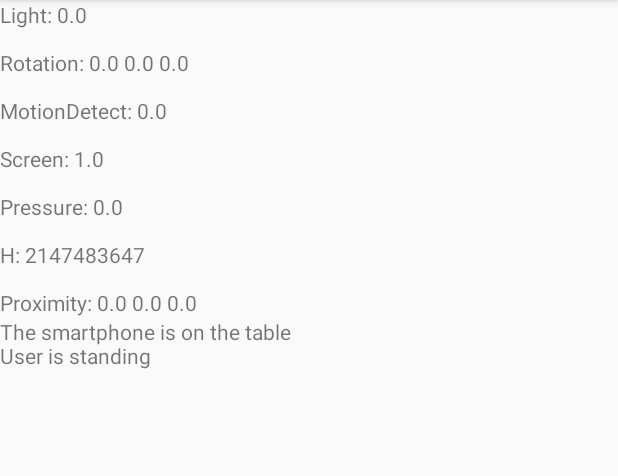
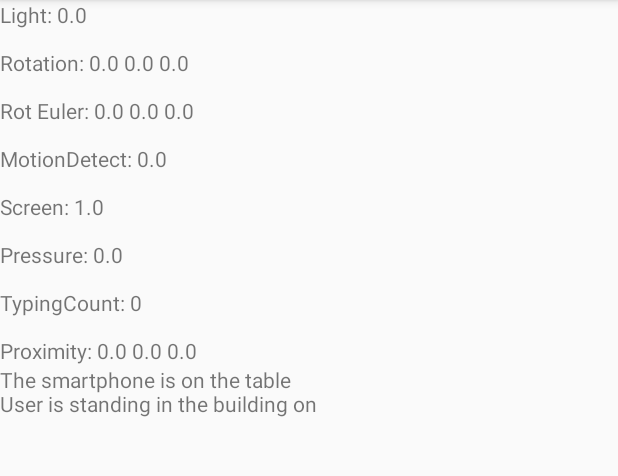
Before and after one commit to dev0x13/sensor-analysis, an Android app: the screen it shows after launch (MainActivity), on a phone screen of 412 x 824 dp, the part 84-560 px from its top. Run offline under Robolectric (Android 15) with nearby library versions, the light colour scheme and no system bars.

Commit message:
Improved typing analysis, added sitting and talking detection

```diff
--- a/app/src/main/java/com/example/mister_programmister/sensorinformator/Analysis.java
+++ b/app/src/main/java/com/example/mister_programmister/sensorinformator/Analysis.java
@@ -9,11 +9,12 @@ public class Analysis {
     }
 
     private enum UserState {
-        stand, walk, sleep
+        stand, walk, sleep, sit
     }
 
-    private boolean chatting;
+    private boolean typing;
     private boolean onStreet;
+    private boolean speaking;
     private int floor;
 
     private StringBuilder sb = new StringBuilder();
@@ -29,18 +30,26 @@ public class Analysis {
     private final float posE = 0.03f;
     private final float lightE = 3f;
 
+    private final float speakTangLimts[] ={1.2f, 1.75f};
+    private final float speakKrenLimts[] ={0.2f, 1.0f};
+
+    public float eulerAngels[];
+
     public final String sLight = "light";
     public final String sRot = "Rotation";
     public final String sDisplay = "Display";
     public final String sSteps = "StepCounter";
     public final String sPressure = "Pressure";
-    public final String sAccel = "Accelerometr";
+    public final String sLinAccel = "linear Accelerometr";
+    public final String sProxim = "Proximity";
+    public final String sMagnit = "Magnetic Field";
 
     private Position currPos = Position.inHand;
     private UserState currState = UserState.stand;
 
     private float accelTrack[];
-    public final float accelTrackCoeffs[] = {1.f, 0.35f, 0.15f};
+    private final float accelTrackCoeffs[] = {1.f, 0.35f, 0.15f};
+    public int typingCount = 0;
     /**
      *
      * @param period - time interval in milliseconds at which data is received
@@ -49,9 +58,19 @@ public class Analysis {
         this.period = period;
         timeStep = (float) period  / 1000.f;
         accelTrack = new float[3];
+        eulerAngels = new float[3];
+        typing = false;
     }
 
     private void updateInfo(Map<String, float[]> data){
+
+        float q[] = new float[4];
+        for(int i = 0; i < 3; i++) {
+            q[i+1] = data.get(sRot)[i];
+        }
+        q[0] = data.get(sRot)[3];
+        quatToEuler(q);
+
         if(Math.pow(Math.pow(data.get(sRot)[0],2) + Math.pow(data.get(sRot)[1],2),0.5) < posE) {
             currPos = Position.onTable;
             startSleepIter = iterations;
@@ -73,8 +92,12 @@ public class Analysis {
             startWalkIter = iterations;
         }
         else {
-            if ((iterations - startWalkIter) * timeStep > 3.5f)
-                currState = UserState.stand;
+            if ((iterations - startWalkIter) * timeStep > 3.5f) {
+                if(eulerAngels[0] > 0.165)
+                    currState = UserState.stand;
+                else
+                    currState = UserState.sit;
+            }
 
             if ((iterations - startSleepIter) * timeStep > 3600.f) { // 3 hours
                 currState = UserState.sleep;
@@ -82,17 +105,39 @@ public class Analysis {
         }
 
 
-        accelTrack[(int)(iterations % 3)] = (float)Math.sqrt(data.get(sAccel)[1] * data.get(sAccel)[1] +
-                data.get(sAccel)[2] * data.get(sAccel)[2]);
+        accelTrack[(int)(iterations % 3)] =
+                (float)Math.sqrt(data.get(sLinAccel)[1] * data.get(sLinAccel)[1] +
+                            data.get(sLinAccel)[2] * data.get(sLinAccel)[2] +
+                            data.get(sLinAccel)[0] * data.get(sLinAccel)[0]);
+
         float accelZAver = (accelTrackCoeffs[0] * accelTrack[(int)(iterations % 3)] +
                             accelTrackCoeffs[1] * accelTrack[(int)((iterations - 1) % 3)] +
                             accelTrackCoeffs[1] *accelTrack[(int)((iterations - 2) % 3)]) /
                 (accelTrackCoeffs[0] +  accelTrackCoeffs[1] +  accelTrackCoeffs[2]);
 
-        chatting = false;
-        if (accelZAver < 0.3f && accelZAver > 0.063f && data.get(sAccel)[0] < 1.f
-                && data.get(sAccel)[1] < 0.7f && data.get(sAccel)[2] < 0.6f)
-            chatting = true;
+
+        if (accelZAver < 1.4f && accelZAver > 0.45f)
+        {
+            if(typingCount < 10)
+            typingCount += 3;
+        }
+        else
+        {
+            if(typingCount > 0 )
+                typingCount -= 2;
+        }
+
+        if(typingCount >= 6 && !typing)
+        {
+            typingCount++;
+            typing = true;
+        }
+
+        if(typingCount < 4 || data.get(sDisplay)[0] == 0.f)
+            typing = false;
+
+
+
 
         if(data.get(sDisplay)[0] == 0.1f)
             startSleepIter  = iterations;
@@ -100,9 +145,16 @@ public class Analysis {
         if(data.get(sLight)[0] < 300.f)
             onStreet = false;
 
-        floor = (int)Math.floor((18.4f * 1000 * Math.log10(770.f / (data.get(sPressure)[0] * 0.750062f)) - 20) / 5);
+        floor = (int)Math.floor((18.4f * 1000 * Math.log10(768.f / (data.get(sPressure)[0] * 0.750062f)) - 20) / 5);
 
         currStepCount = data.get(sSteps)[0];
+
+        speaking = false;
+        if(data.get(sProxim)[0] < 1 &&
+                eulerAngels[0] > speakTangLimts[0] && eulerAngels[0] < speakTangLimts[1] &&
+                ((eulerAngels[1] > speakKrenLimts[0] && eulerAngels[1] < speakKrenLimts[1]) ||
+                (eulerAngels[1] > -speakKrenLimts[1] && eulerAngels[1] < -speakKrenLimts[0])))
+            speaking = true;
     }
 
     public String getInfo(Map<String, float[]> data){
@@ -136,19 +188,45 @@ public class Analysis {
             case stand:
                 userStateInfo += "User is standing";
                 break;
+            case sit:
+                userStateInfo += "User is sitting";
+                break;
         }
 
         if(onStreet){
             userStateInfo += "on the street";
         } else {
+            userStateInfo += " in the building on";
             if(floor >= 1)
-                userStateInfo += " in the building on " + floor + " floor";
+                userStateInfo += " " + floor + " floor";
         }
 
-        if (chatting)
+        if (typing)
             userStateInfo += "\nUser is typing";
+
+        if (speaking)
+            userStateInfo += "\nUser is talking";
 
         sb.append(userStateInfo);
         return sb.toString();
     }
+
+    private void quatToEuler(float[] q){
+        // roll (x-axis rotation)
+        double sinr_cosp = +2.0 * (q[1] * q[1] + q[2] * q[3]);
+        double cosr_cosp = +1.0 - 2.0 * (q[1] * q[1] + q[2] * q[2]);
+        eulerAngels[0] = (float)Math.atan2(sinr_cosp, cosr_cosp);
+
+        // pitch (y-axis rotation)
+        double sinp = +2.0 * (q[0] * q[2] - q[3] * q[1]);
+        if (Math.abs(sinp) >= 1)
+            eulerAngels[1] = (float)Math.copySign(Math.PI / 2, sinp); // use 90 degrees if out of range
+        else
+            eulerAngels[1] = (float)Math.asin(sinp);
+
+        // yaw (z-axis rotation)
+        double siny_cosp = +2.0 * (q[0] * q[3] + q[1] * q[2]);
+        double cosy_cosp = +1.0 - 2.0 * (q[2] * q[2] + q[3] * q[3]);
+        eulerAngels[2] = (float)Math.atan2(siny_cosp, cosy_cosp);
+    }
 }
--- a/app/src/main/java/com/example/mister_programmister/sensorinformator/MainActivity.java
+++ b/app/src/main/java/com/example/mister_programmister/sensorinformator/MainActivity.java
@@ -22,12 +22,13 @@ public class MainActivity extends AppCompatActivity {
     TextView ansText;
     SensorManager sensorManager;
     Sensor sensorLight;
-    Sensor sensorAccel;
+   // Sensor sensorAccel;
     Sensor sensorLinAccel;
     Sensor sensorGravity;
     Sensor sensorRot;
     Sensor sensorStep;
     Sensor sensorPressure;
+    Sensor sensorProxim;
 
     StringBuilder sb = new StringBuilder();
 
@@ -52,15 +53,13 @@ public class MainActivity extends AppCompatActivity {
         sensorRot = sensorManager.getDefaultSensor(Sensor.TYPE_ROTATION_VECTOR);
         sensorStep = sensorManager.getDefaultSensor(Sensor.TYPE_STEP_COUNTER);
         sensorPressure = sensorManager.getDefaultSensor(Sensor.TYPE_PRESSURE);
+        sensorProxim = sensorManager.getDefaultSensor(Sensor.TYPE_PROXIMITY);
 
         powerManager = (PowerManager) getSystemService(POWER_SERVICE);
-        sensorAccel = sensorManager.getDefaultSensor(Sensor.TYPE_LINEAR_ACCELERATION);
-        //sensorLinAccel = sensorManager.getDefaultSensor(Sensor.TYPE_LINEAR_ACCELERATION);
-        //sensorGravity = sensorManager.getDefaultSensor(Sensor.TYPE_GRAVITY);
+        sensorLinAccel = sensorManager.getDefaultSensor(Sensor.TYPE_LINEAR_ACCELERATION);
 
         mapInizialization();
     }
-
 
     @Override
     protected void onResume() {
@@ -70,7 +69,8 @@ public class MainActivity extends AppCompatActivity {
         sensorManager.registerListener(listeners, sensorRot, SensorManager.SENSOR_DELAY_NORMAL);
         sensorManager.registerListener(listeners, sensorStep, SensorManager.SENSOR_DELAY_NORMAL);
         sensorManager.registerListener(listeners, sensorPressure, SensorManager.SENSOR_DELAY_NORMAL);
-        sensorManager.registerListener(listeners, sensorAccel, SensorManager.SENSOR_DELAY_NORMAL);
+        sensorManager.registerListener(listeners, sensorLinAccel, SensorManager.SENSOR_DELAY_NORMAL);
+        sensorManager.registerListener(listeners, sensorProxim, SensorManager.SENSOR_DELAY_NORMAL);
 
         Timer timer = new Timer();
         TimerTask task = new TimerTask() {
@@ -88,12 +88,13 @@ public class MainActivity extends AppCompatActivity {
     }
 
     void mapInizialization(){
-        float a[] = new float[3];
+        float a[] = new float[4];
         sensorsValues.put(anal.sLight, a);
         sensorsValues.put(anal.sRot, a);
         sensorsValues.put(anal.sSteps, a);
         sensorsValues.put(anal.sPressure, a);
-        sensorsValues.put(anal.sAccel, a);
+        sensorsValues.put(anal.sLinAccel, a);
+        sensorsValues.put(anal.sProxim, a);
     }
 
     void showInfo() {
@@ -101,14 +102,17 @@ public class MainActivity extends AppCompatActivity {
         sb.append("Light: " + sensorsValues.get(anal.sLight)[0])
                 .append("\n\nRotation: " + sensorsValues.get(anal.sRot)[0] + " " +
                         sensorsValues.get(anal.sRot)[1] + " " + sensorsValues.get(anal.sRot)[2])
+
+                .append("\n\nRot Euler: " + anal.eulerAngels[0] + " " +
+                        anal.eulerAngels[1] + " " + anal.eulerAngels[2])
+
                 .append("\n\nMotionDetect: " + sensorsValues.get(anal.sSteps)[0])
                 .append("\n\nScreen: " + valuesScreen[0])
                 .append("\n\nPressure: " +  sensorsValues.get(anal.sPressure)[0] * 0.750062f)
-                .append("\n\nH: " +  (int)Math.floor((18.4f * 1000 * Math.log10(770.f /
-                        (sensorsValues.get(anal.sPressure)[0] * 0.750062f)) - 20) / 5))
-                .append("\n\nProximity: " +  sensorsValues.get(anal.sAccel)[0] + " " +
-                        sensorsValues.get(anal.sAccel)[1] + " " +
-                        sensorsValues.get(anal.sAccel)[2]);
+                .append("\n\nTypingCount: " +  anal.typingCount)
+                .append("\n\nProximity: " +  sensorsValues.get(anal.sLinAccel)[0] + " " +
+                        sensorsValues.get(anal.sLinAccel)[1] + " " +
+                        sensorsValues.get(anal.sLinAccel)[2]);
         tvText.setText(sb);
 
         ansText.setText(anal.getInfo(sensorsValues));
@@ -146,7 +150,15 @@ public class MainActivity extends AppCompatActivity {
             case Sensor.TYPE_PRESSURE:
                 return anal.sPressure;
             case Sensor.TYPE_LINEAR_ACCELERATION:
+                return anal.sLinAccel;
+            case Sensor.TYPE_PROXIMITY:
+                return anal.sProxim;
+                /*
+            case Sensor.TYPE_ACCELEROMETER:
                 return anal.sAccel;
+            case Sensor.TYPE_MAGNETIC_FIELD:
+                return anal.sMagnit;
+                */
         }
         return "";
     }
```
